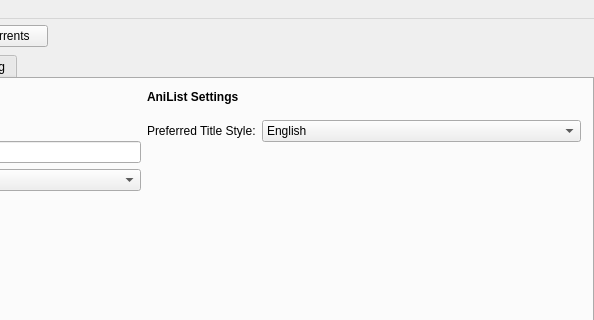
The window that src/gui/mainwindow.ui (killmaster/Shinjiru) describes before a commit, drawn with Qt 5; both pictures show x 306 to 900 and y 0 to 320 of the 900 by 500 pixel window.
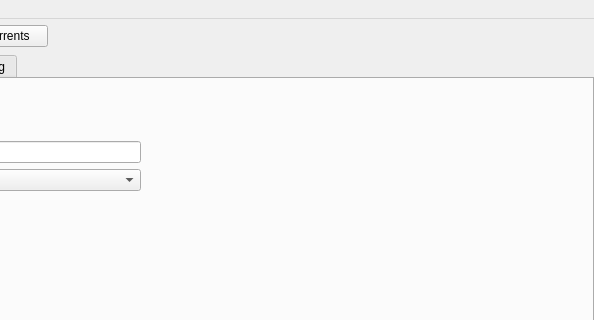
The same window after the commit.

What changed in the file:
```diff
--- a/src/gui/mainwindow.ui
+++ b/src/gui/mainwindow.ui
@@ -281,52 +281,6 @@
         </item>
         <item>
          <layout class="QVBoxLayout" name="verticalLayout_11">
-          <item>
-           <widget class="QLabel" name="label_2">
-            <property name="font">
-             <font>
-              <weight>75</weight>
-              <bold>true</bold>
-             </font>
-            </property>
-            <property name="text">
-             <string>AniList Settings</string>
-            </property>
-           </widget>
-          </item>
-          <item>
-           <layout class="QFormLayout" name="formLayout_2">
-            <property name="topMargin">
-             <number>10</number>
-            </property>
-            <item row="0" column="0">
-             <widget class="QLabel" name="preferredTitleStyleLabel">
-              <property name="text">
-               <string>Preferred Title Style:</string>
-              </property>
-             </widget>
-            </item>
-            <item row="0" column="1">
-             <widget class="QComboBox" name="preferredTitleStyleComboBox">
-              <item>
-               <property name="text">
-                <string>English</string>
-               </property>
-              </item>
-              <item>
-               <property name="text">
-                <string>Romaji</string>
-               </property>
-              </item>
-              <item>
-               <property name="text">
-                <string>Japanese</string>
-               </property>
-              </item>
-             </widget>
-            </item>
-           </layout>
-          </item>
           <item>
            <spacer name="verticalSpacer">
             <property name="orientation">
```
